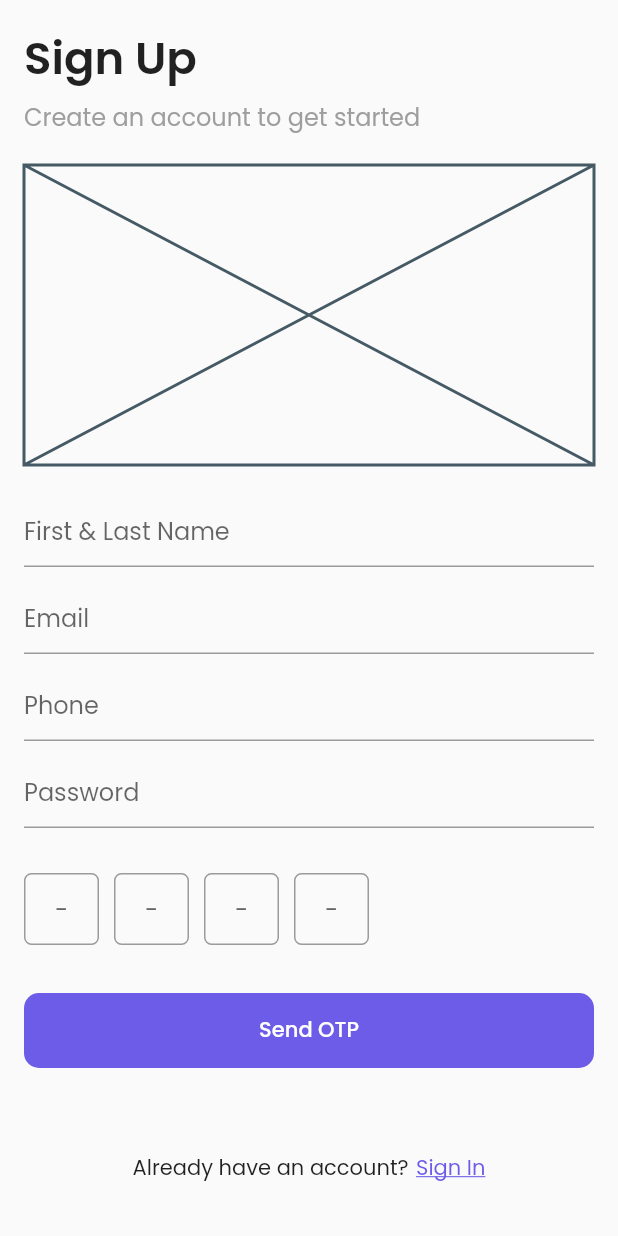
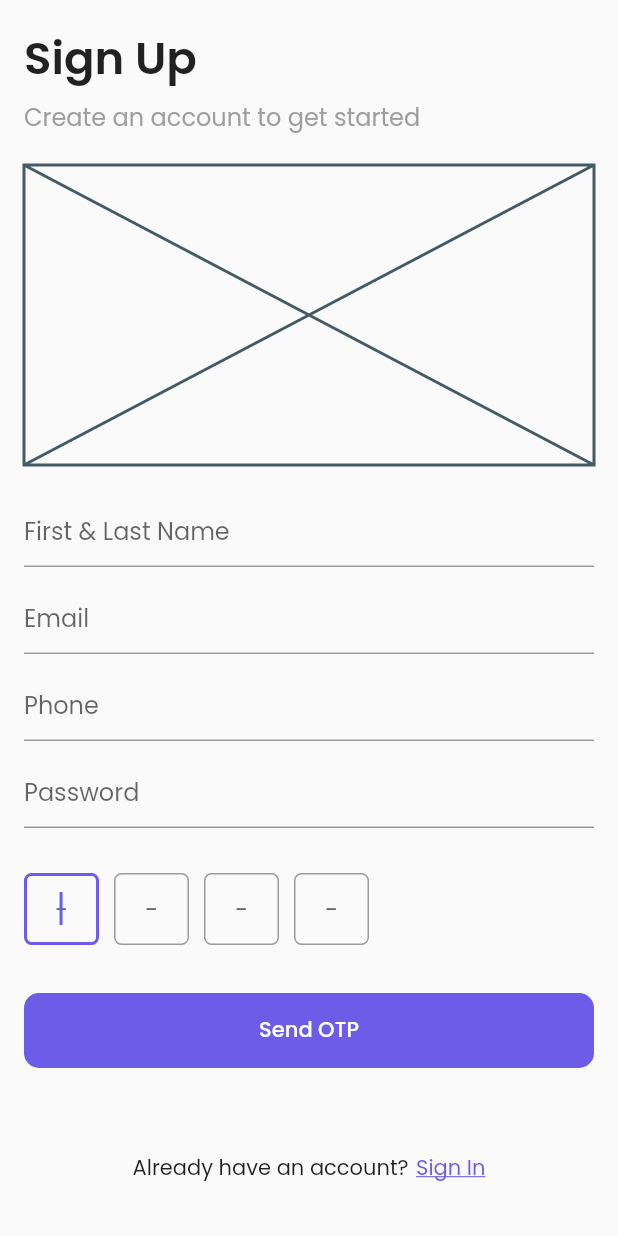
Before and after one commit to kisanshah/mithzar_flutter, a Flutter app: the SignUpPage screen opened by its route, on a phone screen of 412 x 824 dp. Run offline on Flutter 3.47's test engine with Material 2 defaults, Android fonts, the phone set to English and light mode, and no system bars; our stand-ins replace auto_route, dartz, dio, flutter_riverpod, flutter_svg, freezed_annotation and 4 more; missing offline and left inert: secure_shared_preferences; generated files the repository leaves out were written again.

Commit message:
Craeted Otp Box with Back Functionality

```diff
--- a/lib/extensions/string.dart
+++ b/lib/extensions/string.dart
@@ -7,16 +7,15 @@ extension ValidationExtensions on String? {
   }
 
   String get isStrongPasssword {
-    final validators = <RegExp, String>{};
-    validators[RegExp('.*[0-9].*')] = 'Password should contain one digit';
-    validators[RegExp('(?=.*[a-z])')] =
-        'Password should contain at least one lower case';
-    validators[RegExp('[*@!#%&()^~{}]')] =
-        'Password should contain at least one special characters';
-    validators[RegExp('.{8,32}')] =
-        'Password should contain at least 8 character';
+    final validators = <String, String>{
+      '.*[0-9].*': 'Password should contain one digit',
+      '(?=.*[a-z])': 'Password should contain at least one lower case',
+      '[*@!#%&()^~{}]':
+          'Password should contain at least one special characters',
+      '.{8,32}': 'Password should contain at least 8 character'
+    };
 
-    validators.removeWhere((key, value) => key.hasMatch(this ?? ''));
+    validators.removeWhere((key, value) => RegExp(key).hasMatch(this ?? ''));
     return validators.entries.map((e) => e.value).join('\n');
   }
 
--- /dev/null
+++ b/lib/ui/auth/components/otp_box.dart
@@ -0,0 +1,56 @@
+import 'package:flutter/material.dart';
+import 'package:flutter/services.dart';
+
+class OtpBox extends StatelessWidget {
+  const OtpBox({super.key, required this.node});
+
+  final FocusNode node;
+
+  @override
+  Widget build(BuildContext context) {
+    int count = 0;
+    return SizedBox(
+      height: 50,
+      width: 50,
+      child: RawKeyboardListener(
+        focusNode: FocusNode(canRequestFocus: false),
+        onKey: (value) {
+          const space = LogicalKeyboardKey.backspace;
+          if (value.isKeyPressed(space)) {
+            if (count > 0) {
+              FocusScope.of(context).previousFocus();
+              count = 0;
+              return;
+            }
+            count++;
+          }
+        },
+        child: TextFormField(
+          focusNode: node,
+          inputFormatters: [FilteringTextInputFormatter.digitsOnly],
+          textInputAction: TextInputAction.next,
+          textAlign: TextAlign.center,
+          autofocus: true,
+          onEditingComplete: () {},
+          onChanged: (value) {
+            if (value.isNotEmpty) {
+              FocusScope.of(context).nextFocus();
+              // FocusScope.of(context).nextFocus();
+            }
+          },
+          maxLength: 1,
+          decoration: const InputDecoration(
+            counterText: '',
+            contentPadding: EdgeInsets.zero,
+            hintText: '-',
+            border: OutlineInputBorder(
+              borderRadius: BorderRadius.all(
+                Radius.circular(5),
+              ),
+            ),
+          ),
+        ),
+      ),
+    );
+  }
+}
--- a/lib/ui/auth/sign_up.dart
+++ b/lib/ui/auth/sign_up.dart
@@ -7,6 +7,7 @@ import '../../extensions/string.dart';
 import '../routes/router/app_router.gr.dart';
 import '../shared/providers/router_provider.dart';
 import '../theme/app_color.dart';
+import 'components/otp_box.dart';
 
 class SignUpPage extends ConsumerStatefulWidget {
   const SignUpPage({super.key});
@@ -17,6 +18,19 @@ class SignUpPage extends ConsumerStatefulWidget {
 
 class _SignUpPageState extends ConsumerState<SignUpPage> {
   final _formKey = GlobalKey<FormState>();
+  final _otpInput1 = FocusNode();
+  final _otpInput2 = FocusNode();
+  final _otpInput3 = FocusNode();
+  final _otpInput4 = FocusNode();
+
+  @override
+  void dispose() {
+    _otpInput1.dispose();
+    _otpInput2.dispose();
+    _otpInput3.dispose();
+    _otpInput4.dispose();
+    super.dispose();
+  }
 
   @override
   Widget build(BuildContext context) {
@@ -148,82 +162,23 @@ class _SignUpPageState extends ConsumerState<SignUpPage> {
                   const Gap(30),
                   //OTP Input Cell of 4
                   Row(
-                    children: const [
-                      SizedBox(
-                        height: 50,
-                        width: 50,
-                        child: TextField(
-                          textAlign: TextAlign.center,
-                          maxLength: 1,
-                          decoration: InputDecoration(
-                            counterText: '',
-                            contentPadding: EdgeInsets.zero,
-                            hintText: '-',
-                            border: OutlineInputBorder(
-                              borderRadius: BorderRadius.all(
-                                Radius.circular(5),
-                              ),
-                            ),
-                          ),
-                        ),
+                    children: [
+                      OtpBox(
+                        node: _otpInput1,
                       ),
-                      Gap(10),
-                      SizedBox(
-                        height: 50,
-                        width: 50,
-                        child: TextField(
-                          textAlign: TextAlign.center,
-                          maxLength: 1,
-                          decoration: InputDecoration(
-                            counterText: '',
-                            contentPadding: EdgeInsets.zero,
-                            hintText: '-',
-                            border: OutlineInputBorder(
-                              borderRadius: BorderRadius.all(
-                                Radius.circular(5),
-                              ),
-                            ),
-                          ),
-                        ),
+                      const Gap(10),
+                      OtpBox(
+                        node: _otpInput2,
                       ),
-                      Gap(10),
-                      SizedBox(
-                        height: 50,
-                        width: 50,
-                        child: TextField(
-                          textAlign: TextAlign.center,
-                          maxLength: 1,
-                          decoration: InputDecoration(
-                            counterText: '',
-                            contentPadding: EdgeInsets.zero,
-                            hintText: '-',
-                            border: OutlineInputBorder(
-                              borderRadius: BorderRadius.all(
-                                Radius.circular(5),
-                              ),
-                            ),
-                          ),
-                        ),
+                      const Gap(10),
+                      OtpBox(
+                        node: _otpInput3,
                       ),
-                      Gap(10),
-                      SizedBox(
-                        height: 50,
-                        width: 50,
-                        child: TextField(
-                          textAlign: TextAlign.center,
-                          maxLength: 1,
-                          decoration: InputDecoration(
-                            counterText: '',
-                            contentPadding: EdgeInsets.zero,
-                            hintText: '-',
-                            border: OutlineInputBorder(
-                              borderRadius: BorderRadius.all(
-                                Radius.circular(5),
-                              ),
-                            ),
-                          ),
-                        ),
+                      const Gap(10),
+                      OtpBox(
+                        node: _otpInput4,
                       ),
+                      const Gap(10),
                     ],
                   ),
                   const Gap(30),
```
